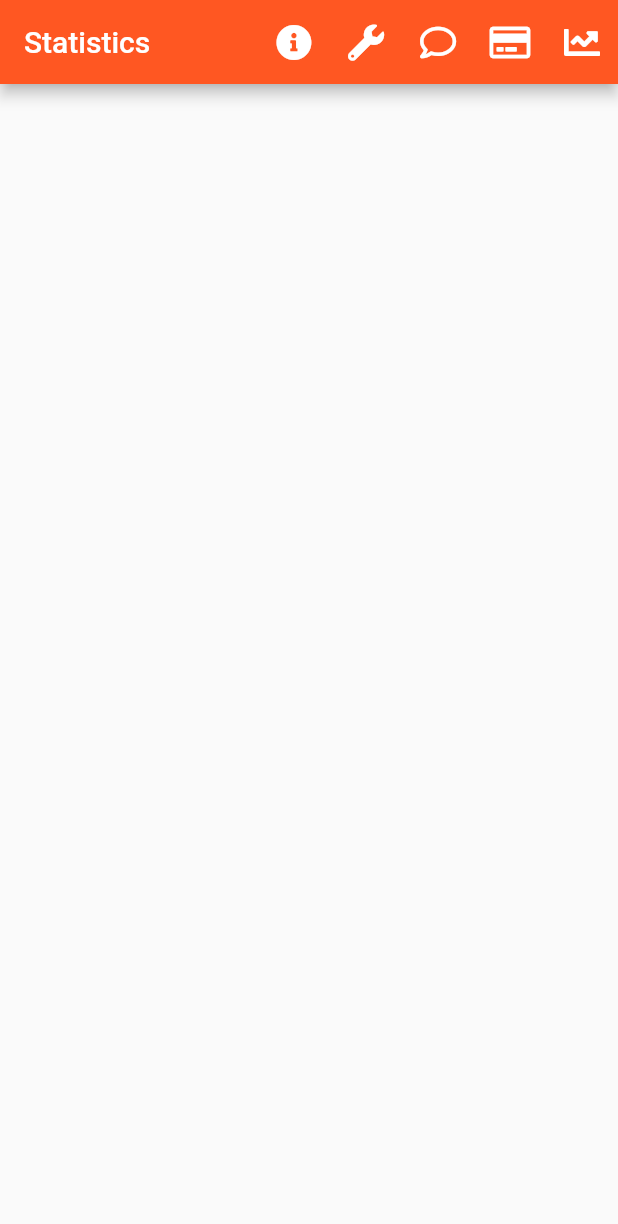
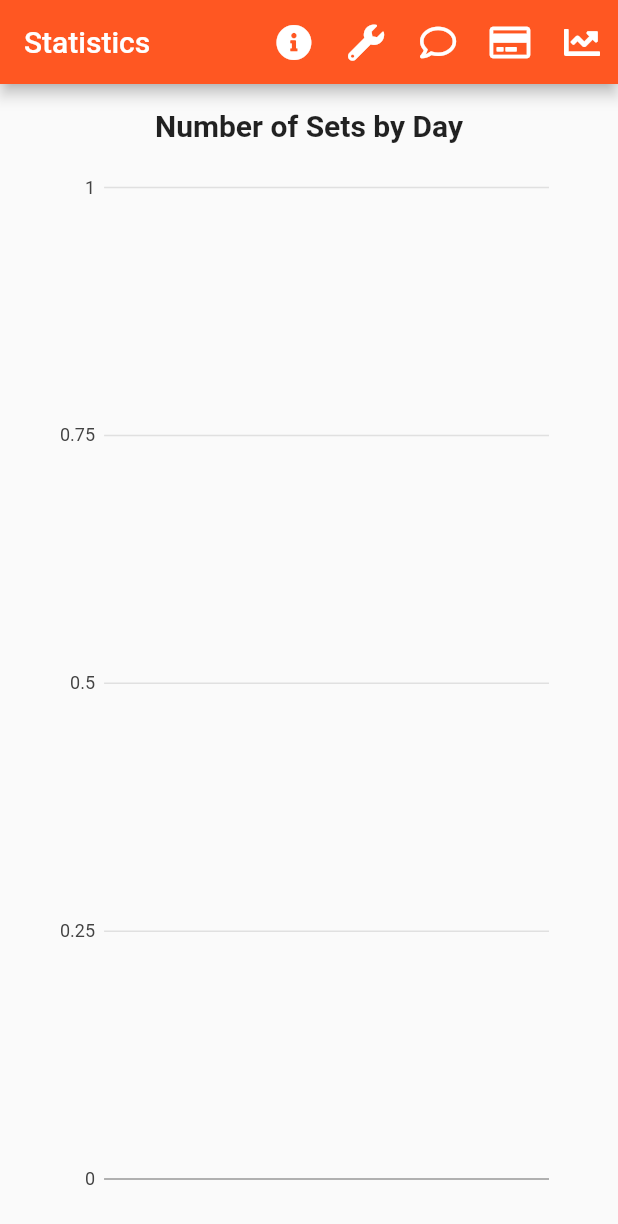
Before and after one commit to RealMarkSussex/coursework_two, a Flutter app: the StatisticsPage screen opened by its route, on a phone screen of 412 x 824 dp. Shown: the top 1224 px of the screen. Run offline on Flutter 3.47's test engine with Material 2 defaults, Android fonts, the phone set to English and light mode, and no system bars; our stand-ins replace audioplayers, charts_flutter, cloud_firestore, firebase_auth, firebase_core, flutter_linkify and 1 more; missing offline and left inert: flutter_email_sender; accounts and stored records are empty; network calls fail; statements that could not run were skipped.

Commit message:
added set graph

```diff
--- a/lib/models/set_model.dart
+++ b/lib/models/set_model.dart
@@ -1,9 +1,15 @@
+import 'package:cloud_firestore/cloud_firestore.dart';
+
 class SetModel {
   final String uid;
   final DateTime date;
+  final int numberOfSets;
 
-  SetModel({required this.uid, required this.date});
+  SetModel({required this.uid, required this.date, required this.numberOfSets});
 
   SetModel.fromJson(Map<String, Object?> json)
-      : this(uid: json['uid']! as String, date: json['date']! as DateTime);
+      : this(
+            uid: json['uid']! as String,
+            date: (json['date'] as Timestamp).toDate(),
+            numberOfSets: json["numberOfSets"] as int);
 }
--- a/lib/pages/statistics_page.dart
+++ b/lib/pages/statistics_page.dart
@@ -14,16 +14,37 @@ class StatisticsPage extends StatelessWidget {
       body: FutureBuilder<List<SetModel>>(
           future: FirebaseService().getSetsForUser(),
           builder: (context, snapshot) {
-            var data = snapshot.data!;
-
-            var series = [
-              charts.Series(
-                  id: "Sets",
-                  data: data,
-                  domainFn: (setModel, value) => null,
-                  measureFn: (setModel, value) => null)
-            ];
-            return Column();
+            if (snapshot.connectionState == ConnectionState.done) {
+              var data = snapshot.data!;
+              List<charts.Series<dynamic, String>> series = [
+                charts.Series(
+                    id: "Sets",
+                    data: data,
+                    domainFn: (dynamic setModel, _) =>
+                        (setModel.date.toString().substring(0, 11)),
+                    measureFn: (dynamic setModel, _) => setModel.numberOfSets)
+              ];
+              return Padding(
+                padding: const EdgeInsets.all(16.0),
+                child: Column(
+                  children: [
+                    const Text(
+                      "Number of Sets by Day",
+                      style: TextStyle(
+                          fontWeight: FontWeight.bold, fontSize: 20.0),
+                    ),
+                    Expanded(
+                      child: Padding(
+                        padding: const EdgeInsets.all(16.0),
+                        child: charts.BarChart(series, animate: true),
+                      ),
+                    )
+                  ],
+                ),
+              );
+            } else {
+              return const SizedBox.shrink();
+            }
           }),
     );
   }
```
